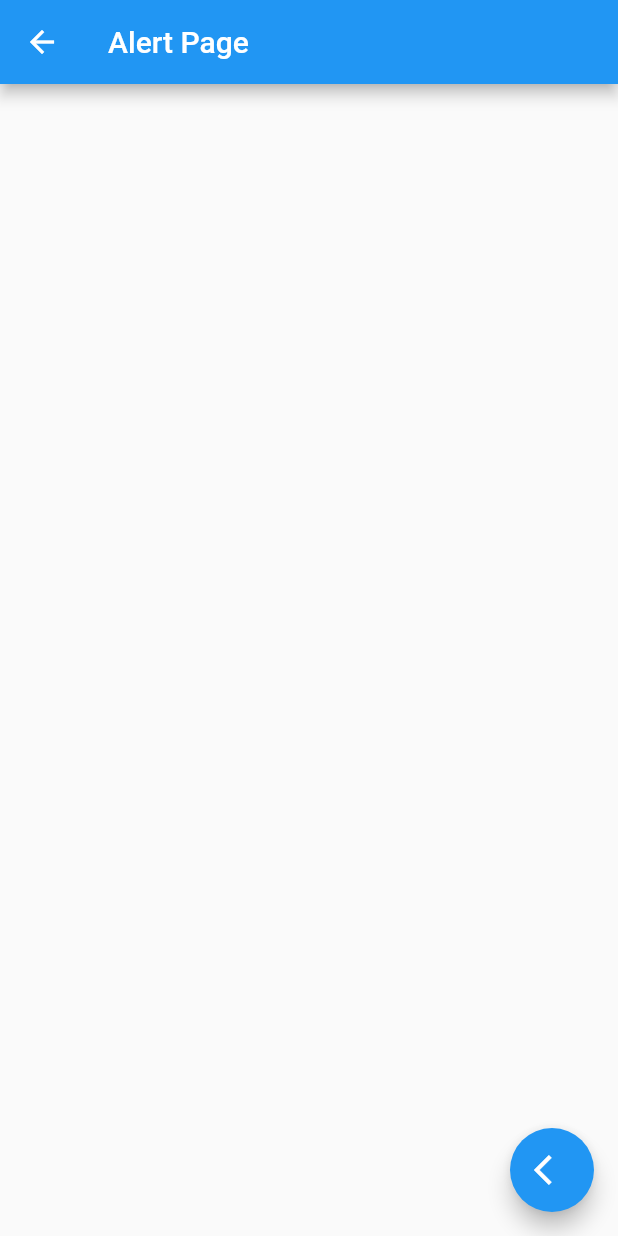
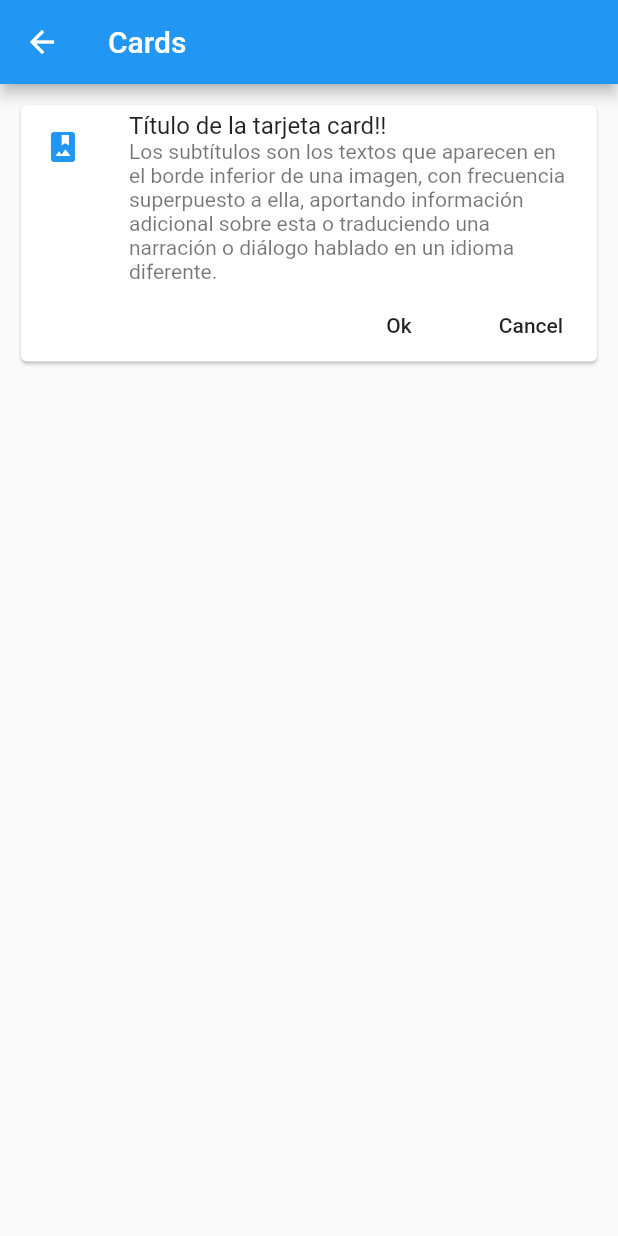
Before and after one commit to josue1dario2/App-demo, a Flutter app: the screen it shows after launch, after a tap on "Cards - Tarjetas", on a phone screen of 412 x 824 dp. Run offline on Flutter 3.47's test engine with Material 2 defaults, Android fonts, the phone set to English and light mode, and no system bars.

Commit message:
create card

```diff
--- /dev/null
+++ b/lib/src/pages/card_page.dart
@@ -0,0 +1,53 @@
+
+import 'package:flutter/material.dart';
+
+class CardPage extends StatelessWidget{
+
+  @override
+  Widget build(BuildContext context) {
+
+    return Scaffold(
+      appBar: AppBar(
+        title: Text('Cards'),
+      ),
+      body: ListView(
+        padding: EdgeInsets.all(10.0),
+        children: <Widget>[
+           _cardTipo1()
+        ],
+      ),
+    );
+  }
+
+  Widget _cardTipo1() {
+
+    return Card(
+      child: Column(
+        children: <Widget>[
+          ListTile(
+            leading: Icon(Icons.photo_album, color: Colors.blue,),
+            title: Text('Título de la tarjeta card!!'),
+            subtitle: Text('Los subtítulos son los textos que aparecen en el borde inferior de una imagen, con frecuencia superpuesto a ella, aportando información adicional sobre esta o traduciendo una narración o diálogo hablado en un idioma diferente.'),
+          ),
+          Row(
+            mainAxisAlignment: MainAxisAlignment.end,
+            children: <Widget>[
+              FlatButton(
+                child: Text('Ok'),
+                onPressed: (){
+
+                },
+              ),
+               FlatButton(
+                 child: Text('Cancel'),
+                 onPressed: (){
+
+               },
+               )
+            ],
+          )
+        ],
+      ),
+    );
+  }
+}
--- a/lib/src/routes/routes.dart
+++ b/lib/src/routes/routes.dart
@@ -2,6 +2,7 @@
 import 'package:flutter/material.dart';
 import 'package:proyect_1/src/pages/alert_page.dart';
 import 'package:proyect_1/src/pages/avatar_page.dart';
+import 'package:proyect_1/src/pages/card_page.dart';
 import 'package:proyect_1/src/pages/home_page.dart';
 
 Map<String, WidgetBuilder> getApplicationRoutes(){
@@ -10,6 +11,7 @@ Map<String, WidgetBuilder> getApplicationRoutes(){
     '/': (BuildContext context) => HomePage(),
     'alert': (BuildContext context) => AlertPage(),
     'avatar': (BuildContext context) => AvatarPage(),
+    'card': (BuildContext context) => CardPage(),
   };
 
 }
```
